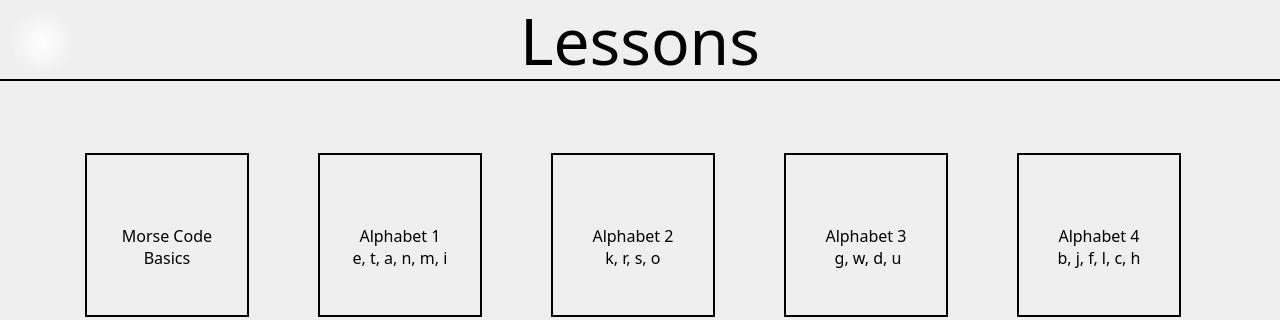
First picture: the form in MorseCodeLearner/lessonselectwindow.ui, repository UofU-CS3505/cs3505-assignment9-the_tigers, before the edit; both pictures show x 0 to 1280 and y 0 to 320 of the 1280 by 720 pixel window.
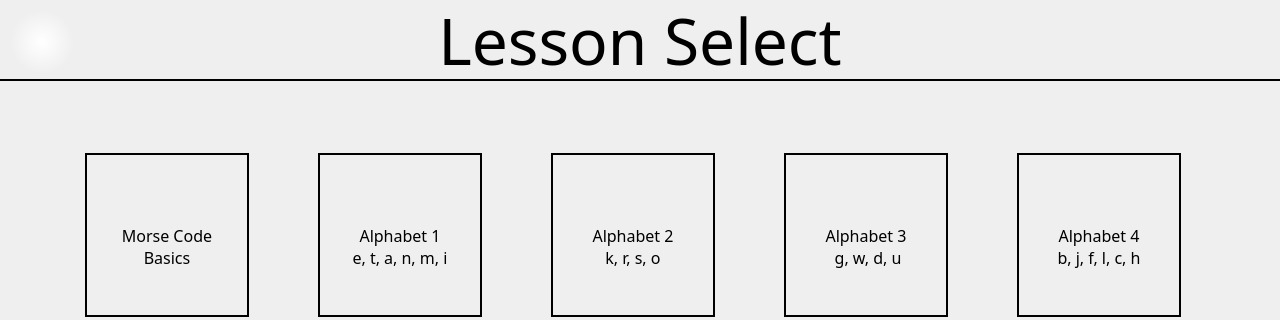
Second picture: the form after the edit.

Patch:
```diff
--- a/MorseCodeLearner/lessonselectwindow.ui
+++ b/MorseCodeLearner/lessonselectwindow.ui
@@ -57,7 +57,7 @@
      <number>-1</number>
     </property>
     <property name="text">
-     <string>Lessons</string>
+     <string>Lesson Select</string>
     </property>
     <property name="alignment">
      <set>Qt::AlignmentFlag::AlignCenter</set>
```
Left out of the diff: 26 changed lines with no effect on the pictures.
